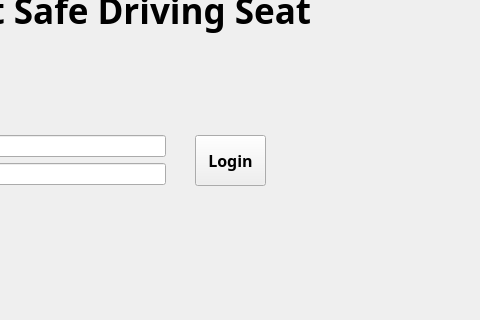
First picture: the form in pyqt_SSS.ui, repository curiousLionH/Capstone_Project, before the edit; both pictures show x 495 to 975 and y 85 to 405 of the 1300 by 900 pixel window.
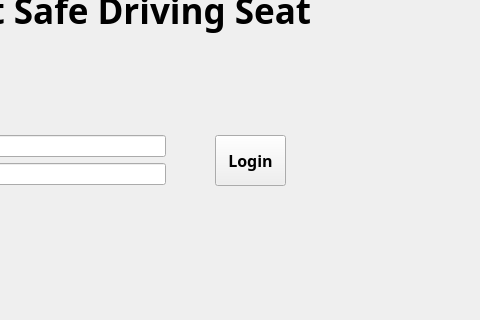
Second picture: the form after the edit.

Commit message:
UI 건드리기
.

```diff
--- a/pyqt_SSS.ui
+++ b/pyqt_SSS.ui
@@ -156,7 +156,7 @@
    <widget class="QPushButton" name="camera_start_button">
     <property name="geometry">
      <rect>
-      <x>690</x>
+      <x>710</x>
       <y>220</y>
       <width>71</width>
       <height>51</height>
```
